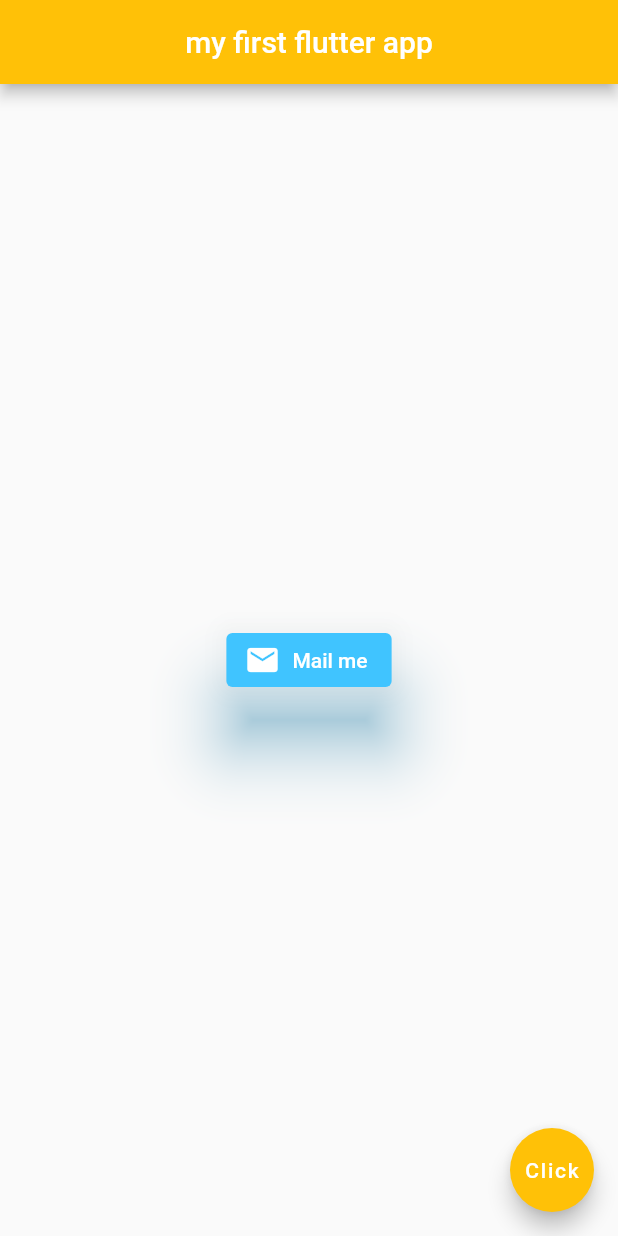
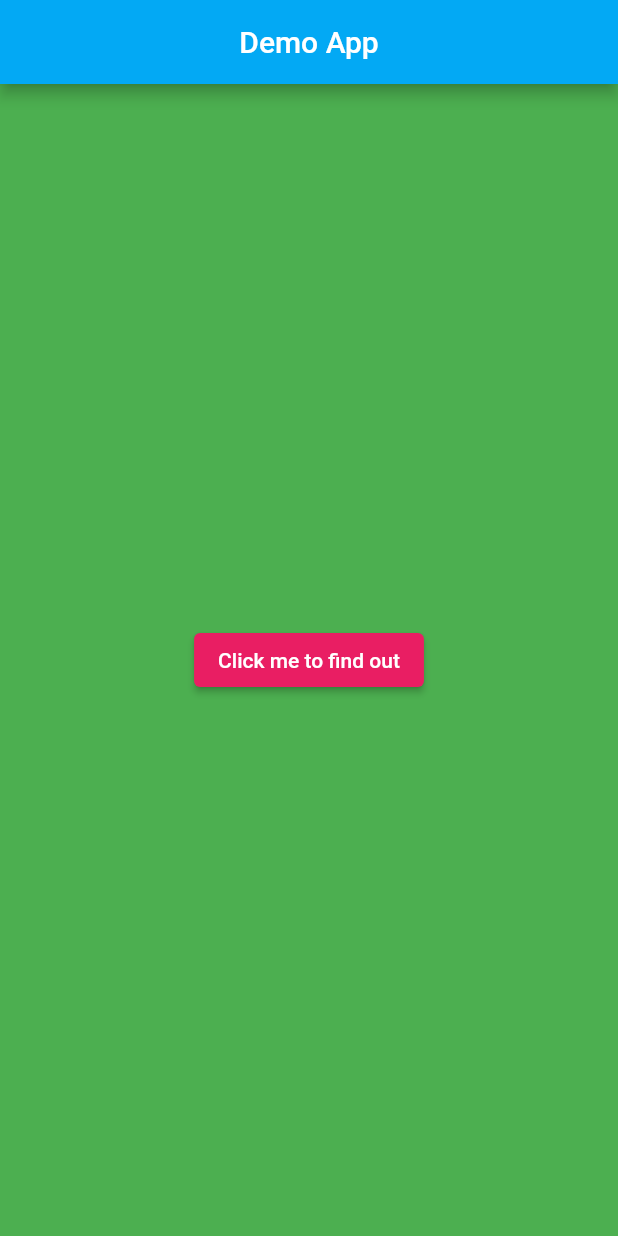
Before and after one commit to xDAREY/myApp, a Flutter app: the screen it shows after launch, on a phone screen of 412 x 824 dp. Run offline on Flutter 3.47's test engine with Material 2 defaults, Android fonts, the phone set to English and light mode, and no system bars.

Commit message:
Demo App

```diff
--- a/lib/main.dart
+++ b/lib/main.dart
@@ -11,34 +11,23 @@ class Home extends StatelessWidget {
   Widget build(BuildContext context) {
     return Scaffold(
       appBar: AppBar(
-        title:  const Text("my first flutter app"),
+        title:  const Text("Demo App"),
         centerTitle: true,
-        backgroundColor: Colors.amber,
+        backgroundColor: Colors.lightBlue,
       ),
       body:  Center(
-        child:ElevatedButton.icon(
-            onPressed: () {
-              print('Mail sent successfully');
-            },
+        child: ElevatedButton(
+          onPressed:  () {
+            print('Hello Viewers, I am learning Flutter');
+          },
+          child: Text('Click me to find out'),
           style: ElevatedButton.styleFrom(
-              backgroundColor: Colors.lightBlueAccent,
+            backgroundColor: Colors.pink,
             foregroundColor: Colors.white,
-            elevation: 20,
-            shadowColor: Colors.lightBlue,
           ),
-          icon: const Icon(
-            Icons.mail,
-          ),
-          label: const Text('Mail me'),
-
-
         ),
       ),
-      floatingActionButton: FloatingActionButton(
-        onPressed: () { },
-        backgroundColor: Colors.amber,
-        child:  const Text('Click'),
-      ),
+      backgroundColor: Colors.green,
     );
   }
 }
--- a/pubspec.yaml
+++ b/pubspec.yaml
@@ -75,10 +75,15 @@ flutter:
   # list giving the asset and other descriptors for the font. For
   # example:
   fonts:
+   - family: Elsie
+     fonts:
+       - asset: fonts/Elsie-Regular.tff
+
    - family: Choco
      fonts:
        - asset: fonts/Chocolate Covered Raindrops.ttf
 
+
   #
   # For details regarding fonts from package dependencies,
   # see https://flutter.dev/custom-fonts/#from-packages
```
Also changed, not shown: fonts/Elsie-Regular.ttf (added).
